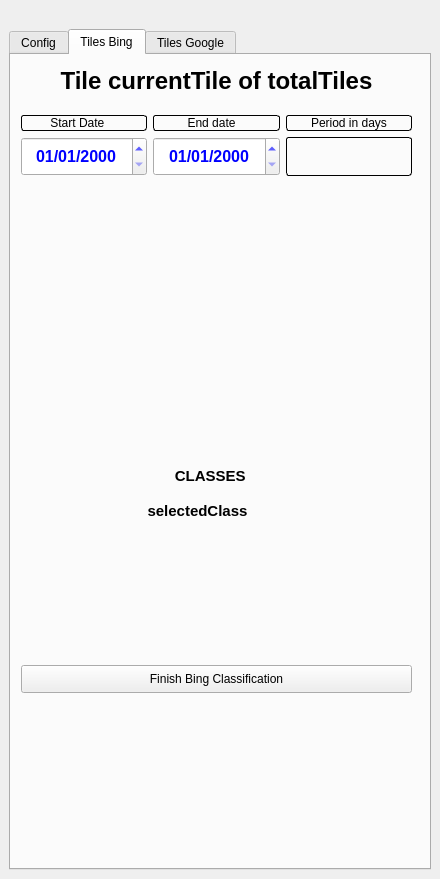
This is global_inspection_dockwidget_base.ui in lapig-ufg/qgis-fgi-plugin as Qt 5 draws it before an edit. The edited form follows.
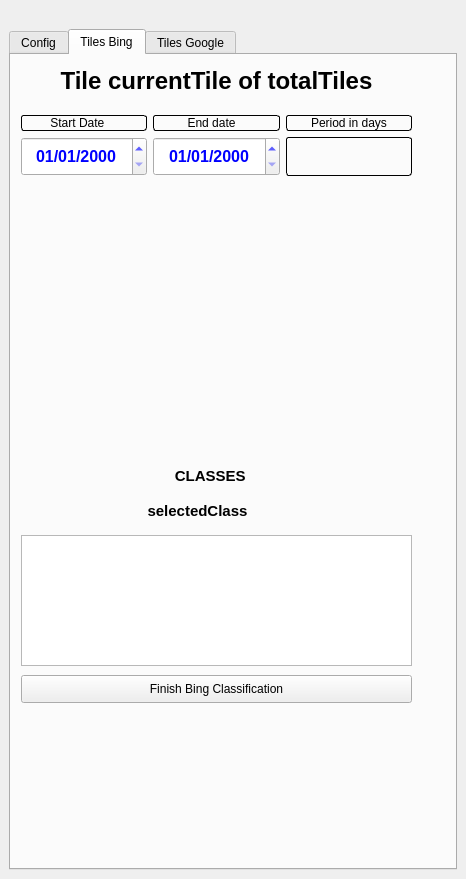
This is the edited form. The open tabs and pages were chosen to show the change.

Commit message: adds improvements to the class list.

```diff
--- a/global_inspection_dockwidget_base.ui
+++ b/global_inspection_dockwidget_base.ui
@@ -6,16 +6,22 @@
    <rect>
     <x>0</x>
     <y>0</y>
-    <width>440</width>
+    <width>466</width>
     <height>879</height>
    </rect>
   </property>
   <property name="sizePolicy">
-   <sizepolicy hsizetype="Preferred" vsizetype="Preferred">
+   <sizepolicy hsizetype="Expanding" vsizetype="Expanding">
     <horstretch>0</horstretch>
     <verstretch>0</verstretch>
    </sizepolicy>
   </property>
+  <property name="minimumSize">
+   <size>
+    <width>442</width>
+    <height>118</height>
+   </size>
+  </property>
   <property name="maximumSize">
    <size>
     <width>480</width>
@@ -29,6 +35,12 @@
    <string>INSPECTION TILES</string>
   </property>
   <widget class="QWidget" name="dockWidgetContents">
+   <property name="sizePolicy">
+    <sizepolicy hsizetype="Expanding" vsizetype="Expanding">
+     <horstretch>0</horstretch>
+     <verstretch>0</verstretch>
+    </sizepolicy>
+   </property>
    <property name="minimumSize">
     <size>
      <width>400</width>
@@ -57,7 +69,7 @@
       <item row="0" column="0">
        <widget class="QTabWidget" name="tabWidget">
         <property name="sizePolicy">
-         <sizepolicy hsizetype="Preferred" vsizetype="Preferred">
+         <sizepolicy hsizetype="Expanding" vsizetype="Expanding">
           <horstretch>0</horstretch>
           <verstretch>0</verstretch>
          </sizepolicy>
@@ -259,12 +271,29 @@
           <property name="geometry">
            <rect>
             <x>10</x>
-            <y>470</y>
+            <y>480</y>
             <width>391</width>
             <height>131</height>
            </rect>
           </property>
-          <layout class="QVBoxLayout" name="layoutClassesBing"/>
+          <layout class="QVBoxLayout" name="layoutClassesBing">
+           <item>
+            <widget class="QListWidget" name="classesBing">
+             <property name="movement">
+              <enum>QListView::Free</enum>
+             </property>
+             <property name="resizeMode">
+              <enum>QListView::Adjust</enum>
+             </property>
+             <property name="wordWrap">
+              <bool>true</bool>
+             </property>
+             <property name="itemAlignment">
+              <set>Qt::AlignCenter</set>
+             </property>
+            </widget>
+           </item>
+          </layout>
          </widget>
          <widget class="QWidget" name="layoutWidget_5">
           <property name="geometry">
@@ -358,7 +387,7 @@
           <property name="geometry">
            <rect>
             <x>10</x>
-            <y>610</y>
+            <y>620</y>
             <width>391</width>
             <height>28</height>
            </rect>
```
Left out of the diff: 50 changed lines with no effect on the pictures. The commit also changes 2 other files.
